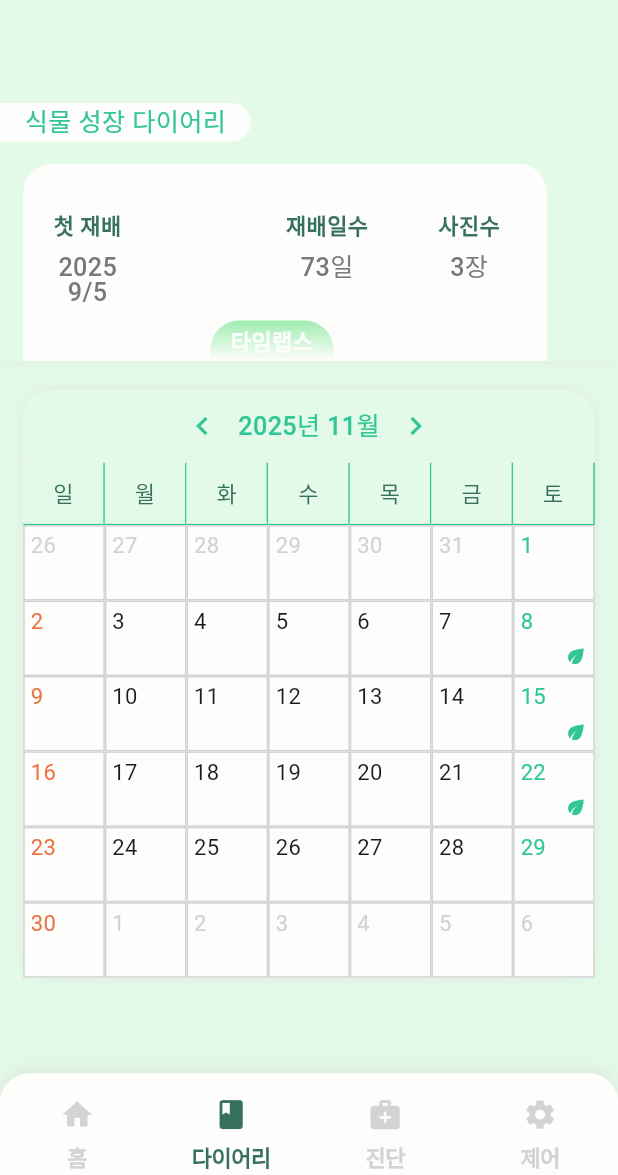
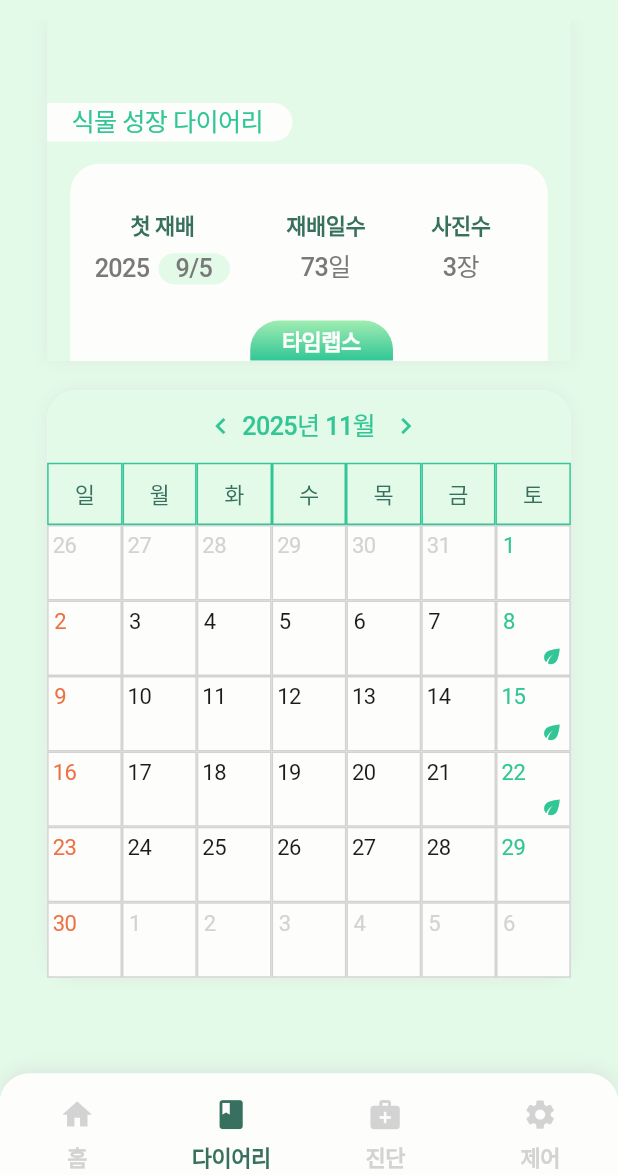
Before and after one commit to wasabi2342/MaumAI_Project, a Flutter app: the DiaryScreen screen opened by its route, on a phone screen of 412 x 824 dp, the part 61-1236 px from its top. Run offline on Flutter 3.47's test engine with Material 3 defaults, Android fonts, the phone set to English and light mode, and no system bars; our stand-ins replace cached_network_image, flutter_svg; Roboto replaces fonts that are missing (Pretendard).

Commit message:
리뉴얼

```diff
--- a/lib/presentation/diagnosis_screen/diagnosis_screen.dart
+++ b/lib/presentation/diagnosis_screen/diagnosis_screen.dart
@@ -676,10 +676,6 @@ class _DiagnosisScreenState extends State<DiagnosisScreen> {
     );
   }
 
-// v-- _buildBottomNavigation() 및 _buildNavItem() 메서드가 여기서 삭제됩니다. --v
-// Widget _buildBottomNavigation() { ... }
-// Widget _buildNavItem(String label, IconData icon, bool isSelected, VoidCallback? onTap) { ... }
-// ^-- _buildBottomNavigation() 및 _buildNavItem() 메서드가 여기서 삭제됩니다. --^
 }
 
 /// 진단 결과 데이터 모델
--- a/lib/presentation/diary_screen/diary_screen.dart
+++ b/lib/presentation/diary_screen/diary_screen.dart
@@ -1,4 +1,3 @@
-
 import 'dart:ui';
 import 'package:flutter/material.dart';
 import 'package:intl/intl.dart';
@@ -300,6 +299,9 @@ class _DiaryScreenState extends State<DiaryScreen> {
       backgroundColor: appTheme.green_50,
       appBar: CustomTopAppBar(),
       body: SafeArea(
+        child: Center(
+          child: Container(
+            constraints: BoxConstraints(maxWidth: 393.h),
             child: Column(
               children: [
                 Expanded(
@@ -317,6 +319,8 @@ class _DiaryScreenState extends State<DiaryScreen> {
               ],
             ),
           ),
+        ),
+      ),
       // v-- 이 부분이 추가됩니다. --v
       bottomNavigationBar: CustomBottomNavBar(
         activeRoute: AppRoutes.diaryScreen,
@@ -330,14 +334,17 @@ class _DiaryScreenState extends State<DiaryScreen> {
   Widget _buildGrowthInfoSection() {
     return Container(
       width: double.infinity,
+      margin: EdgeInsets.symmetric(horizontal: 16.h),
       height: 235.h,
+      clipBehavior: Clip.antiAlias,
       decoration: BoxDecoration(
-        color: appTheme.green_50,
+        color: const Color(0xFFE3FAE8),
         boxShadow: [
           BoxShadow(
-            color: appTheme.color66D3D3,
+            color: const Color(0x66D3D3D3),
             blurRadius: 8.h,
             offset: Offset(0, 0),
+            spreadRadius: 0,
           ),
         ],
       ),
@@ -348,23 +355,32 @@ class _DiaryScreenState extends State<DiaryScreen> {
             left: 0,
             top: 57.h,
             child: Container(
-              padding: EdgeInsets.symmetric(horizontal: 17.h, vertical: 4.h),
-              decoration: BoxDecoration(
-                color: appTheme.white_A700,
+              padding: EdgeInsets.only(
+                top: 4.h,
+                left: 17.h,
+                right: 20.h,
+                bottom: 4.h,
+              ),
+              clipBehavior: Clip.antiAlias,
+              decoration: ShapeDecoration(
+                color: const Color(0xFFFDFEFB),
+                shape: RoundedRectangleBorder(
                   borderRadius: BorderRadius.only(
                     topRight: Radius.circular(20.h),
                     bottomRight: Radius.circular(20.h),
+                  ),
                 ),
               ),
               child: Text(
                 '식물 성장 다이어리',
                 textAlign: TextAlign.center,
                 style: TextStyle(
-                  color: appTheme.teal_400,
+                  color: const Color(0xFF32C697),
                   fontSize: 16.fSize,
                   fontFamily: 'Pretendard',
                   fontWeight: FontWeight.w500,
                   height: 1.0,
+                  letterSpacing: -0.40,
                 ),
               ),
             ),
@@ -372,12 +388,13 @@ class _DiaryScreenState extends State<DiaryScreen> {
           // 정보 카드 배경
           Positioned(
             left: 16.h,
+            right: 16.h,
             top: 99.h,
             child: Container(
-              width: 361.h,
               height: 136.h,
-              decoration: BoxDecoration(
-                color: appTheme.white_A700,
+              decoration: ShapeDecoration(
+                color: const Color(0xFFFDFEFB),
+                shape: RoundedRectangleBorder(
                   borderRadius: BorderRadius.only(
                     topLeft: Radius.circular(20.h),
                     topRight: Radius.circular(20.h),
@@ -385,25 +402,25 @@ class _DiaryScreenState extends State<DiaryScreen> {
                 ),
               ),
             ),
-          // 정보 항목들
+          ),
+          // 첫 재배 정보
           Positioned(
-            left: 37.h,
+            left: 32.h,
             top: 133.h,
-            child: _buildInfoItem(
-              '첫 재배',
-              DateFormat('yyyy\n9/5').format(_firstPlantDate),
+            child: _buildFirstPlantingInfo(),
           ),
-          ),
+          // 재배일수
           Positioned(
-            left: 197.h,
+            left: 165.h,
             top: 133.h,
             child: _buildInfoItem(
               '재배일수',
               '$_cultivationDays일',
             ),
           ),
+          // 사진수
           Positioned(
-            left: 302.h,
+            left: 265.h,
             top: 133.h,
             child: _buildInfoItem(
               '사진수',
@@ -412,38 +429,115 @@ class _DiaryScreenState extends State<DiaryScreen> {
           ),
           // 타임랩스 버튼
           Positioned(
-            left: 145.h,
+            left: 140.h, // 130.h에서 140.h로 조정하여 더 중앙에 배치
             top: 207.h,
             child: InkWell(
               onTap: _goToTimelapse,
               child: Container(
-                padding: EdgeInsets.symmetric(horizontal: 14.h, vertical: 6.h),
-                decoration: BoxDecoration(
+                padding: EdgeInsets.symmetric(horizontal: 22.h, vertical: 6.h),
+                decoration: ShapeDecoration(
                   gradient: LinearGradient(
                     begin: Alignment.topCenter,
                     end: Alignment.bottomCenter,
                     colors: [
-                      appTheme.green_200,
-                      appTheme.green_200.withOpacity(0),
+                      appTheme.green_200,  // #A0ECB1 - custom_top_tab과 동일
+                      appTheme.teal_400,   // #32C697 - custom_top_tab과 동일 (투명도 제거)
                     ],
                   ),
+                  shape: RoundedRectangleBorder(
                     borderRadius: BorderRadius.only(
                       topLeft: Radius.circular(20.h),
                       topRight: Radius.circular(20.h),
+                    ),
                   ),
                 ),
                 child: Text(
                   '타임랩스',
                   textAlign: TextAlign.center,
                   style: TextStyle(
-                    color: appTheme.white_A700,
+                    color: const Color(0xFFFDFEFB),
                     fontSize: 14.fSize,
                     fontFamily: 'Pretendard',
                     fontWeight: FontWeight.w600,
                     height: 1.0,
+                    letterSpacing: -0.35,
                   ),
                 ),
               ),
+            ),
+          ),
+        ],
+      ),
+    );
+  }
+
+  /// 첫 재배 정보 위젯 (Figma 디자인)
+  Widget _buildFirstPlantingInfo() {
+    return SizedBox(
+      width: 95.h, // 120.h에서 95.h로 감소
+      child: Column(
+        mainAxisSize: MainAxisSize.min,
+        mainAxisAlignment: MainAxisAlignment.start,
+        crossAxisAlignment: CrossAxisAlignment.center,
+        children: [
+          SizedBox(
+            width: 95.h,
+            child: Text(
+              '첫 재배',
+              textAlign: TextAlign.center,
+              style: TextStyle(
+                color: const Color(0xFF37705E),
+                fontSize: 14.fSize,
+                fontFamily: 'Pretendard',
+                fontWeight: FontWeight.w700,
+                height: 1.0,
+                letterSpacing: -0.35,
+              ),
+            ),
+          ),
+          SizedBox(height: 11.h),
+          SizedBox(
+            width: double.infinity,
+            child: Row(
+              mainAxisSize: MainAxisSize.min,
+              mainAxisAlignment: MainAxisAlignment.center,
+              crossAxisAlignment: CrossAxisAlignment.center,
+              children: [
+                Text(
+                  '${_firstPlantDate.year}',
+                  textAlign: TextAlign.center,
+                  style: TextStyle(
+                    color: const Color(0xFF797979),
+                    fontSize: 16.fSize,
+                    fontFamily: 'Pretendard',
+                    fontWeight: FontWeight.w500,
+                    height: 1.0,
+                    letterSpacing: -0.40,
+                  ),
+                ),
+                SizedBox(width: 6.h), // 9.h에서 6.h로 감소
+                Container(
+                  padding: EdgeInsets.symmetric(horizontal: 12.h, vertical: 2.h), // 15.h에서 12.h로 감소
+                  decoration: ShapeDecoration(
+                    color: const Color(0xFFE3FAE8),
+                    shape: RoundedRectangleBorder(
+                      borderRadius: BorderRadius.circular(20.h),
+                    ),
+                  ),
+                  child: Text(
+                    '${_firstPlantDate.month}/${_firstPlantDate.day}',
+                    textAlign: TextAlign.center,
+                    style: TextStyle(
+                      color: const Color(0xFF797979),
+                      fontSize: 16.fSize,
+                      fontFamily: 'Pretendard',
+                      fontWeight: FontWeight.w500,
+                      height: 1.0,
+                      letterSpacing: -0.40,
+                    ),
+                  ),
+                ),
+              ],
             ),
           ),
         ],
@@ -455,15 +549,18 @@ class _DiaryScreenState extends State<DiaryScreen> {
   Widget _buildInfoItem(String label, String value) {
     return Column(
       mainAxisSize: MainAxisSize.min,
+      mainAxisAlignment: MainAxisAlignment.start,
+      crossAxisAlignment: CrossAxisAlignment.center,
       children: [
         Text(
           label,
           style: TextStyle(
-            color: appTheme.blue_gray_700,
+            color: const Color(0xFF37705E),
             fontSize: 14.fSize,
             fontFamily: 'Pretendard',
             fontWeight: FontWeight.w700,
             height: 1.0,
+            letterSpacing: -0.35,
           ),
         ),
         SizedBox(height: 12.h),
@@ -471,11 +568,12 @@ class _DiaryScreenState extends State<DiaryScreen> {
           value,
           textAlign: TextAlign.center,
           style: TextStyle(
-            color: Color(0xFF797979),
+            color: const Color(0xFF797979),
             fontSize: 16.fSize,
             fontFamily: 'Pretendard',
             fontWeight: FontWeight.w500,
             height: 1.0,
+            letterSpacing: -0.40,
           ),
         ),
       ],
@@ -513,7 +611,7 @@ class _DiaryScreenState extends State<DiaryScreen> {
       width: double.infinity,
       height: 50.h,
       decoration: BoxDecoration(
-        color: appTheme.green_50,
+        color: const Color(0xFFE3FAE8),
         borderRadius: BorderRadius.only(
           topLeft: Radius.circular(20.h),
           topRight: Radius.circular(20.h),
@@ -522,24 +620,37 @@ class _DiaryScreenState extends State<DiaryScreen> {
       child: Row(
         mainAxisAlignment: MainAxisAlignment.center,
         children: [
-          IconButton(
-            icon: Icon(Icons.chevron_left, color: appTheme.teal_400),
+          SizedBox(
+            width: 16.h,
+            height: 22.h,
+            child: IconButton(
+              padding: EdgeInsets.zero,
+              icon: Icon(Icons.chevron_left, color: const Color(0xFF32C697), size: 22.h),
               onPressed: _goToPreviousMonth,
             ),
+          ),
+          SizedBox(width: 10.h),
           Text(
             '${_currentMonth.year}년 ${_currentMonth.month}월',
             textAlign: TextAlign.center,
             style: TextStyle(
-              color: appTheme.teal_400,
+              color: const Color(0xFF32C697),
               fontSize: 16.fSize,
               fontFamily: 'Pretendard',
               fontWeight: FontWeight.w500,
               height: 1.0,
+              letterSpacing: -0.40,
             ),
           ),
-          IconButton(
-            icon: Icon(Icons.chevron_right, color: appTheme.teal_400),
+          SizedBox(width: 10.h),
+          SizedBox(
+            width: 16.h,
+            height: 22.h,
+            child: IconButton(
+              padding: EdgeInsets.zero,
+              icon: Icon(Icons.chevron_right, color: const Color(0xFF32C697), size: 22.h),
               onPressed: _goToNextMonth,
+            ),
           ),
         ],
       ),
@@ -549,41 +660,39 @@ class _DiaryScreenState extends State<DiaryScreen> {
   /// 요일 헤더
   Widget _buildWeekDaysHeader() {
     final weekDays = ['일', '월', '화', '수', '목', '금', '토'];
+    final widths = [52.0, 51.0, 52.0, 51.0, 52.0, 51.0, 52.0]; // Figma 디자인의 각 셀 너비
+
+    return Row(
+      children: List.generate(7, (index) {
+        final day = weekDays[index];
         return Container(
+          width: widths[index].h,
           height: 43.h,
-      decoration: BoxDecoration(
-        border: Border(
-          bottom: BorderSide(color: appTheme.teal_400, width: 1),
+          clipBehavior: Clip.antiAlias,
+          decoration: ShapeDecoration(
+            color: const Color(0xFFE3FAE8),
+            shape: RoundedRectangleBorder(
+              side: BorderSide(
+                width: 1,
+                color: const Color(0xFF32C697),
               ),
-      ),
-      child: Row(
-        children: weekDays.map((day) {
-          final isWeekend = day == '일' || day == '토';
-          return Expanded(
-            child: Container(
-              height: 43.h,
-              decoration: BoxDecoration(
-                color: appTheme.green_50,
-                border: Border(
-                  right: BorderSide(color: appTheme.teal_400, width: 1),
             ),
           ),
           child: Center(
             child: Text(
               day,
               style: TextStyle(
-                    color: appTheme.blue_gray_700,
+                color: const Color(0xFF37705E),
                 fontSize: 14.fSize,
                 fontFamily: 'Pretendard',
                 fontWeight: FontWeight.w500,
                 height: 1.2,
-                  ),
+                letterSpacing: -0.35,
               ),
             ),
           ),
         );
-        }).toList(),
-      ),
+      }),
     );
   }
 
@@ -601,11 +710,14 @@ class _DiaryScreenState extends State<DiaryScreen> {
         DateTime(_currentMonth.year, _currentMonth.month, 0).day;
 
     List<Widget> dayWidgets = [];
+    final widths = [51.57, 51.57, 51.57, 51.57, 51.57, 51.57, 51.57]; // Figma 디자인의 각 날짜 셀 너비
 
     // 이전 달 날짜들
     for (int i = firstWeekday - 1; i >= 0; i--) {
+      final weekday = (firstWeekday - 1 - i) % 7;
       dayWidgets.add(_buildDayCell(
         lastDayOfPrevMonth - i,
+        width: widths[weekday],
         isCurrentMonth: false,
       ));
     }
@@ -614,14 +726,13 @@ class _DiaryScreenState extends State<DiaryScreen> {
     for (int day = 1; day <= daysInMonth; day++) {
       final date = DateTime(_currentMonth.year, _currentMonth.month, day);
       final hasDiary = _diaryEntries.containsKey(date);
-      final isWeekend = date.weekday == DateTime.sunday ||
-          date.weekday == DateTime.saturday;
+      final weekday = (firstWeekday + day - 1) % 7;
 
       dayWidgets.add(_buildDayCell(
         day,
+        width: widths[weekday],
         date: date,
         isCurrentMonth: true,
-        isWeekend: isWeekend,
         hasDiary: hasDiary,
       ));
     }
@@ -629,8 +740,10 @@ class _DiaryScreenState extends State<DiaryScreen> {
     // 다음 달 날짜들
     final remainingCells = 42 - dayWidgets.length; // 6주 * 7일
     for (int day = 1; day <= remainingCells; day++) {
+      final weekday = (firstWeekday + daysInMonth + day - 1) % 7;
       dayWidgets.add(_buildDayCell(
         day,
+        width: widths[weekday],
         isCurrentMonth: false,
       ));
     }
@@ -650,36 +763,42 @@ class _DiaryScreenState extends State<DiaryScreen> {
   /// 날짜 셀
   Widget _buildDayCell(
       int day, {
+        required double width,
         DateTime? date,
         bool isCurrentMonth = true,
-        bool isWeekend = false,
         bool hasDiary = false,
       }) {
     Color textColor;
     if (!isCurrentMonth) {
-      textColor = appTheme.blue_gray_100;
-    } else if (isWeekend && date?.weekday == DateTime.sunday) {
-      textColor = Color(0xFFEC7243); // 일요일 빨간색
-    } else if (isWeekend && date?.weekday == DateTime.saturday) {
-      textColor = appTheme.teal_400; // 토요일 청록색
+      textColor = const Color(0xFFD3D3D3); // 이전/다음 달 날짜는 회색
+    } else if (date?.weekday == DateTime.sunday) {
+      textColor = const Color(0xFFEC7243); // 일요일 빨간색
+    } else if (date?.weekday == DateTime.saturday) {
+      textColor = const Color(0xFF32C697); // 토요일 녹색
     } else {
-      textColor = Color(0xFF1B1B1B);
+      textColor = const Color(0xFF1B1B1B); // 평일 검은색
     }
 
-    return Expanded(
-      child: InkWell(
+    return InkWell(
       onTap: isCurrentMonth && date != null ? () => _onDateTapped(date) : null,
       child: Container(
+        width: width.h,
         height: 52.h,
-          decoration: BoxDecoration(
-            color: appTheme.white_A700,
-            border: Border.all(color: appTheme.blue_gray_100, width: 1),
+        clipBehavior: Clip.antiAlias,
+        decoration: ShapeDecoration(
+          color: const Color(0xFFFDFEFB),
+          shape: RoundedRectangleBorder(
+            side: BorderSide(
+              width: 1,
+              color: const Color(0xFFD3D3D3),
+            ),
+          ),
         ),
         child: Stack(
           children: [
             // 날짜 텍스트
             Positioned(
-                left: 4.h,
+              left: day < 10 ? 4.h : 3.h, // 한 자리 숫자는 4, 두 자리 숫자는 3
               top: 4.h,
               child: Text(
                 '$day',
@@ -689,6 +808,7 @@ class _DiaryScreenState extends State<DiaryScreen> {
                   fontFamily: 'Pretendard',
                   fontWeight: FontWeight.w400,
                   height: 1.2,
+                  letterSpacing: -0.35,
                 ),
               ),
             ),
@@ -700,11 +820,10 @@ class _DiaryScreenState extends State<DiaryScreen> {
                 child: Icon(
                   Icons.eco,
                   size: 16.h,
-                    color: appTheme.teal_400,
+                  color: const Color(0xFF32C697),
                 ),
               ),
           ],
-          ),
         ),
       ),
     );
```
Lines whose indentation alone changed are shown as unchanged.
